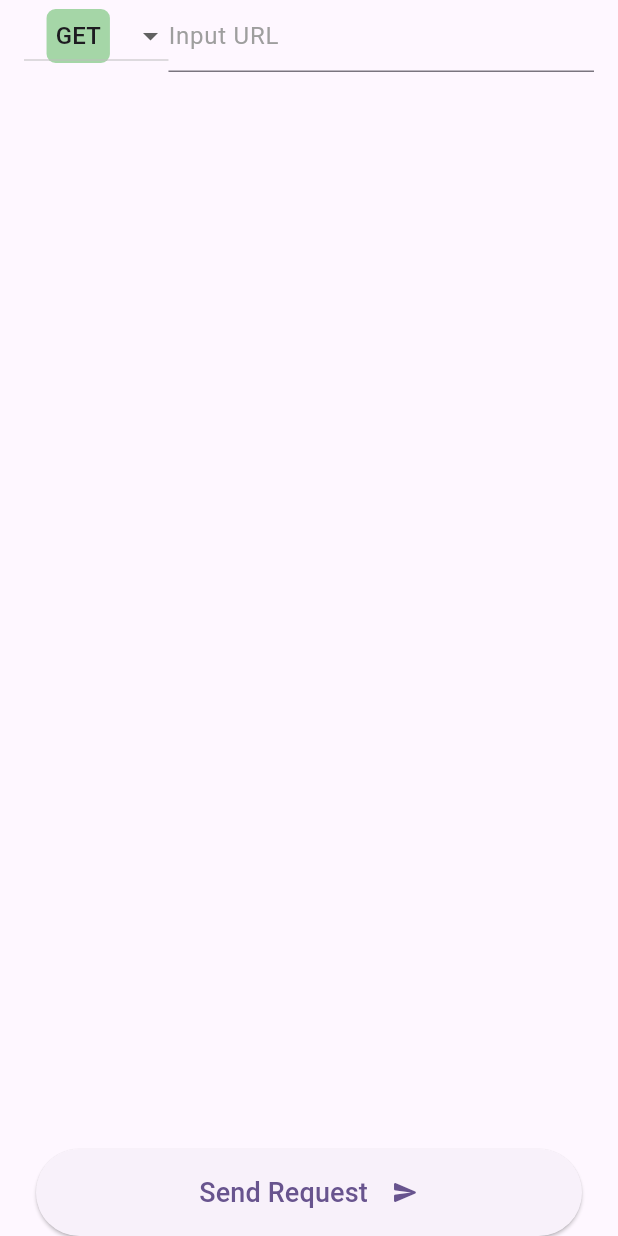
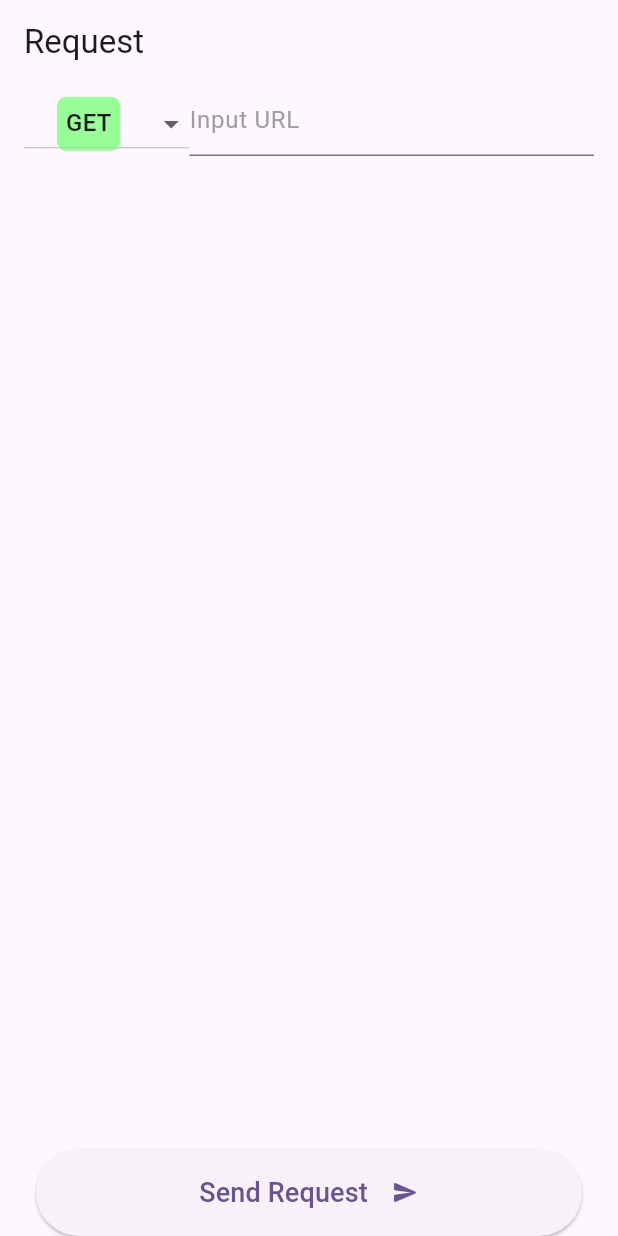
Before and after one commit to DaehunGwak/flutter-toys, a Flutter app: the screen it shows after launch, on a phone screen of 412 x 824 dp. Run offline on Flutter 3.47's test engine with Material 3 defaults, Android fonts, the phone set to English and light mode, and no system bars; our stand-ins replace dio; missing offline and left inert: flutter_gemma.

Commit message:
api-test: refactor: layout, widget, type 추출

```diff
--- /dev/null
+++ b/api_tester/lib/features/request/ui/layout/method_url_layout.dart
@@ -0,0 +1,37 @@
+import 'package:api_tester/features/request/ui/type/method_ui_type.dart';
+import 'package:flutter/material.dart';
+
+import '../widget/method_dropdown_button.dart';
+import '../widget/url_text_field.dart';
+
+class MethodUrlLayout extends StatelessWidget {
+  const MethodUrlLayout({
+    super.key,
+    required this.method,
+    required this.onMethodChanged,
+    required this.urlController,
+  });
+
+  final MethodUiType method;
+  final void Function(MethodUiType? value) onMethodChanged;
+  final TextEditingController urlController;
+
+  @override
+  Widget build(BuildContext context) {
+    return Row(
+      crossAxisAlignment: CrossAxisAlignment.start,
+      children: [
+        Padding(
+          padding: const EdgeInsets.only(top: 2.5),
+          child: MethodDropdownButton(
+            method: method,
+            onChanged: onMethodChanged,
+          ),
+        ),
+        Expanded(
+          child: UrlTextField(controller: urlController),
+        ),
+      ],
+    );
+  }
+}
--- a/api_tester/lib/features/request/ui/request_page.dart
+++ b/api_tester/lib/features/request/ui/request_page.dart
@@ -1,4 +1,7 @@
+import 'package:api_tester/features/request/ui/type/method_ui_type.dart';
 import 'package:flutter/material.dart';
+
+import 'layout/method_url_layout.dart';
 
 class RequestPage extends StatefulWidget {
   const RequestPage({super.key});
@@ -8,66 +11,28 @@ class RequestPage extends StatefulWidget {
 }
 
 class _RequestPageState extends State<RequestPage> {
-  String _selectedMethod = 'GET';
+  final _urlFieldController = TextEditingController();
+
+  MethodUiType _selectedMethod = MethodUiType.get;
 
   @override
   Widget build(BuildContext context) {
     return Scaffold(
+      appBar: AppBar(
+        title: const Text('Request'),
+      ),
       body: SafeArea(
         child: Padding(
           padding: const EdgeInsets.symmetric(horizontal: 16.0),
           child: Column(
             children: [
-                Row(
-                  crossAxisAlignment: CrossAxisAlignment.start,
-                  children: [
-                    DropdownButton(
-                      alignment: AlignmentDirectional.center,
-                      value: _selectedMethod,
-                      onChanged: (value) {
-                        setState(() {
-                          _selectedMethod = value ?? 'GET';
-                        });
+              MethodUrlLayout(
+                method: _selectedMethod,
+                onMethodChanged: (value) {
+                  _selectedMethod = value ?? MethodUiType.get;
+                  setState(() {});
                 },
-                      items: [
-                        'GET',
-                        'POST',
-                        'DELETE',
-                        'UPDATE',
-                        'OPTION',
-                        'TRACE'
-                      ]
-                          .map(
-                            (method) => DropdownMenuItem<String>(
-                              value: method,
-                              child: Container(
-                                padding: const EdgeInsets.all(6.0),
-                                decoration: BoxDecoration(
-                                    color: Colors.green.shade200,
-                                    borderRadius: BorderRadius.circular(6.0)),
-                                child: Text(method),
-                              ),
-                            ),
-                          )
-                          .toList(),
-                    ),
-                    Expanded(
-                      child: TextField(
-                        maxLines: null,
-                        decoration: InputDecoration(
-                          hintText: 'Input URL',
-                          hintStyle: TextStyle(color: Colors.grey),
-                        ),
-                      ),
-                    ),
-                    // IconButton(
-                    //   icon: const Icon(
-                    //     Icons.arrow_circle_right_outlined,
-                    //     size: 32,
-                    //   ),
-                    //   onPressed: () {},
-                    // ),
-                  ],
+                urlController: _urlFieldController,
               ),
             ],
           ),
@@ -95,6 +60,7 @@ class _RequestPageState extends State<RequestPage> {
             ),
           ),
         ),
-        ));
+      ),
+    );
   }
 }
--- /dev/null
+++ b/api_tester/lib/features/request/ui/type/method_ui_type.dart
@@ -0,0 +1,18 @@
+import 'package:flutter/material.dart';
+
+enum MethodUiType {
+  get(color: Color(0xff98ff98)),
+  post(color: Color(0xff00aaff)),
+  put(color: Color(0xff00bbff)),
+  patch(color: Color(0xff00ccff)),
+  delete(color: Color(0xffff6666)),
+  head(color: Color(0xffc7ffc7)),
+  connect(color: Color(0xffd88aff)),
+  options(color: Color(0xffc7c7c7)),
+  trace(color: Color(0xffc7c7c7)),
+  ;
+
+  const MethodUiType({required this.color});
+
+  final Color color;
+}
--- /dev/null
+++ b/api_tester/lib/features/request/ui/widget/method_dropdown_button.dart
@@ -0,0 +1,36 @@
+import 'package:api_tester/features/request/ui/type/method_ui_type.dart';
+import 'package:flutter/material.dart';
+
+class MethodDropdownButton extends StatelessWidget {
+  const MethodDropdownButton({
+    super.key,
+    required this.method,
+    required this.onChanged,
+  });
+
+  final MethodUiType method;
+  final void Function(MethodUiType? value) onChanged;
+
+  @override
+  Widget build(BuildContext context) {
+    return DropdownButton(
+      alignment: AlignmentDirectional.center,
+      value: method,
+      onChanged: onChanged,
+      items: MethodUiType.values
+          .map(
+            (method) => DropdownMenuItem<MethodUiType>(
+              value: method,
+              child: Container(
+                padding: const EdgeInsets.all(6.0),
+                decoration: BoxDecoration(
+                    color: method.color,
+                    borderRadius: BorderRadius.circular(6.0)),
+                child: Text(method.name.toUpperCase()),
+              ),
+            ),
+          )
+          .toList(),
+    );
+  }
+}
--- /dev/null
+++ b/api_tester/lib/features/request/ui/widget/url_text_field.dart
@@ -0,0 +1,22 @@
+import 'package:flutter/material.dart';
+
+class UrlTextField extends StatelessWidget {
+  const UrlTextField({
+    super.key,
+    required this.controller,
+  });
+
+  final TextEditingController controller;
+
+  @override
+  Widget build(BuildContext context) {
+    return TextField(
+      controller: controller,
+      maxLines: null,
+      decoration: const InputDecoration(
+        hintText: 'Input URL',
+        hintStyle: TextStyle(color: Colors.grey),
+      ),
+    );
+  }
+}
```
Lines whose indentation alone changed are shown as unchanged.
